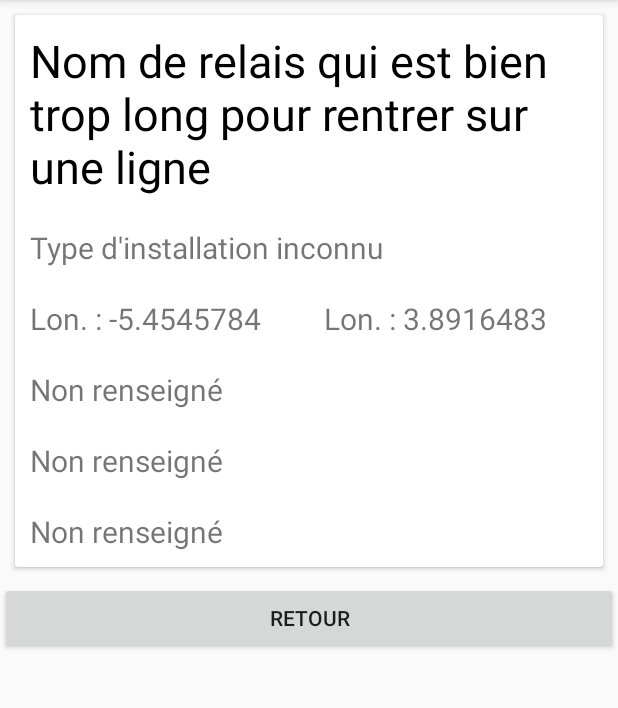
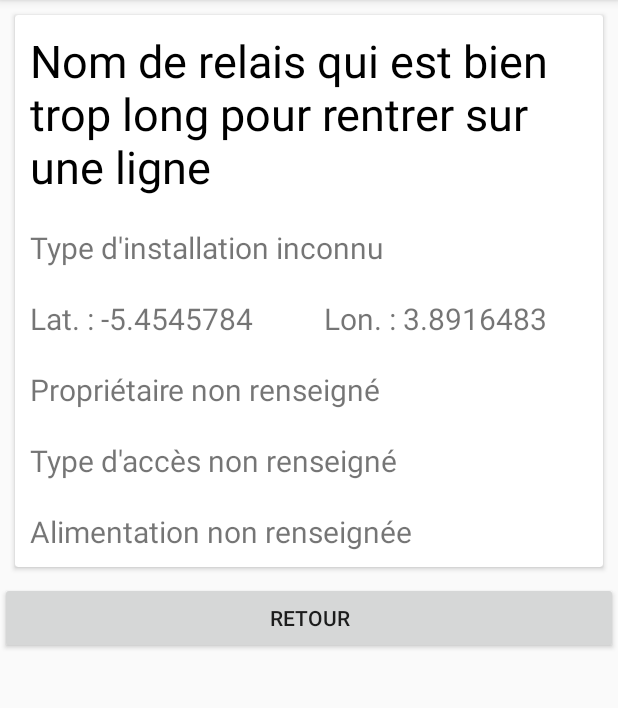
Before and after one commit to Random-nii-chan/chaldeas, an Android app: the screen it shows after launch (MainActivity), after a tap on "Nom de relais qui est bien trop long pou", on a phone screen of 412 x 824 dp, the part 84-792 px from its top. Run offline under Robolectric (Android 15) with nearby library versions, the phone set to English and light mode, and no system bars.

Commit message:
minor fixes

```diff
--- a/app/src/main/java/fr/spc/leosoliveres/chaldeas/model/Site.kt
+++ b/app/src/main/java/fr/spc/leosoliveres/chaldeas/model/Site.kt
@@ -8,8 +8,8 @@ data class Site(
     val name: String,
     val latitude: Float,
     val longitude: Float,
-    val powerSource: String = "Non renseigné",
-    val access: String = "Non renseigné",
-    val owner: String = "Non renseigné",
+    val powerSource: String = "Alimentation non renseignée",
+    val access: String = "Type d'accès non renseigné",
+    val owner: String = "Propriétaire non renseigné",
     val type: String = "Type d'installation inconnu"
 ) : Parcelable
--- a/app/src/main/java/fr/spc/leosoliveres/chaldeas/ui/fragment/SiteDetailFragment.kt
+++ b/app/src/main/java/fr/spc/leosoliveres/chaldeas/ui/fragment/SiteDetailFragment.kt
@@ -28,7 +28,7 @@ class SiteDetailFragment : Fragment(R.layout.site_list_fragment) {
 		name.text = site.name
 		infrastructure_type.text = site.type
 		longitude.text = String.format("Lon. : $longitudeData")
-		latitude.text = String.format("Lon. : $latitudeData")
+		latitude.text = String.format("Lat. : $latitudeData")
 		owner.text = site.owner
 		access.text = site.access
 		power_source.text = site.powerSource
```
